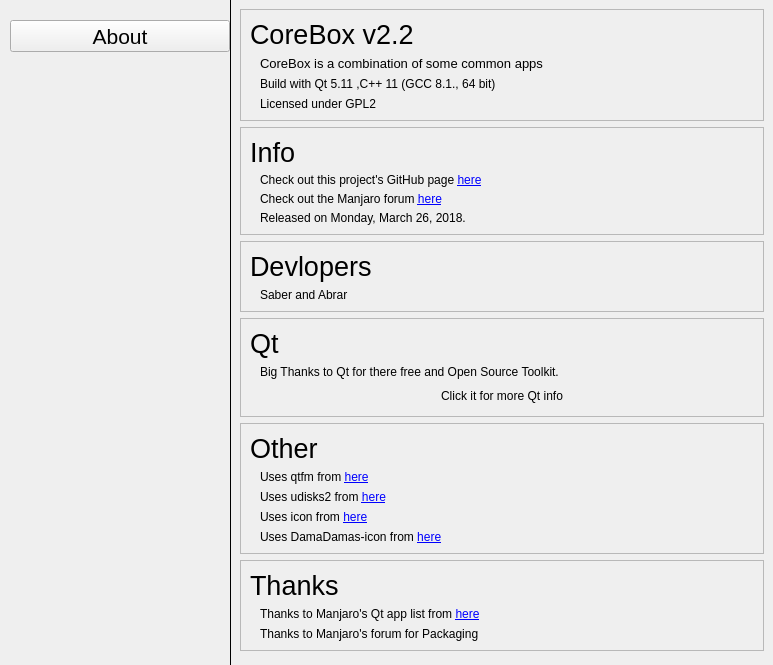
Above: app/about/about.ui from rahmanshaber/corebox before the change. Below: the same form after it.
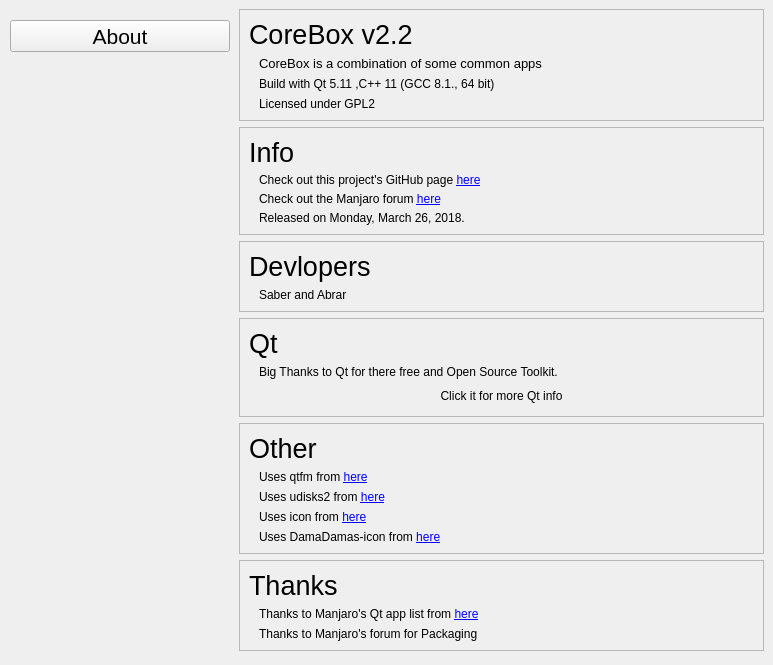
That is the form after the change. Icons and pictures are not drawn.

Diff of the .ui file:
```diff
--- a/app/about/about.ui
+++ b/app/about/about.ui
@@ -128,28 +128,6 @@
      </layout>
     </widget>
    </item>
-   <item>
-    <widget class="Line" name="line">
-     <property name="minimumSize">
-      <size>
-       <width>1</width>
-       <height>0</height>
-      </size>
-     </property>
-     <property name="maximumSize">
-      <size>
-       <width>1</width>
-       <height>16777215</height>
-      </size>
-     </property>
-     <property name="frameShadow">
-      <enum>QFrame::Plain</enum>
-     </property>
-     <property name="orientation">
-      <enum>Qt::Vertical</enum>
-     </property>
-    </widget>
-   </item>
    <item>
     <widget class="QWidget" name="widget" native="true">
      <property name="accessibleName">
```
